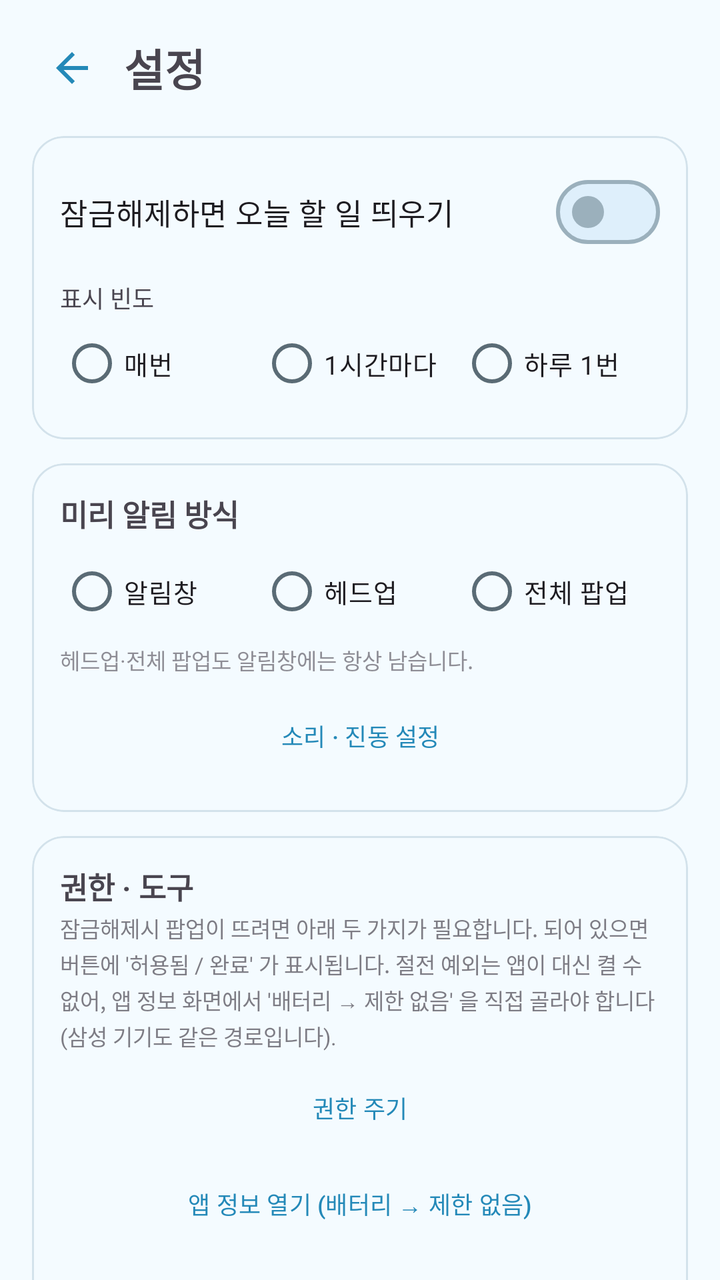
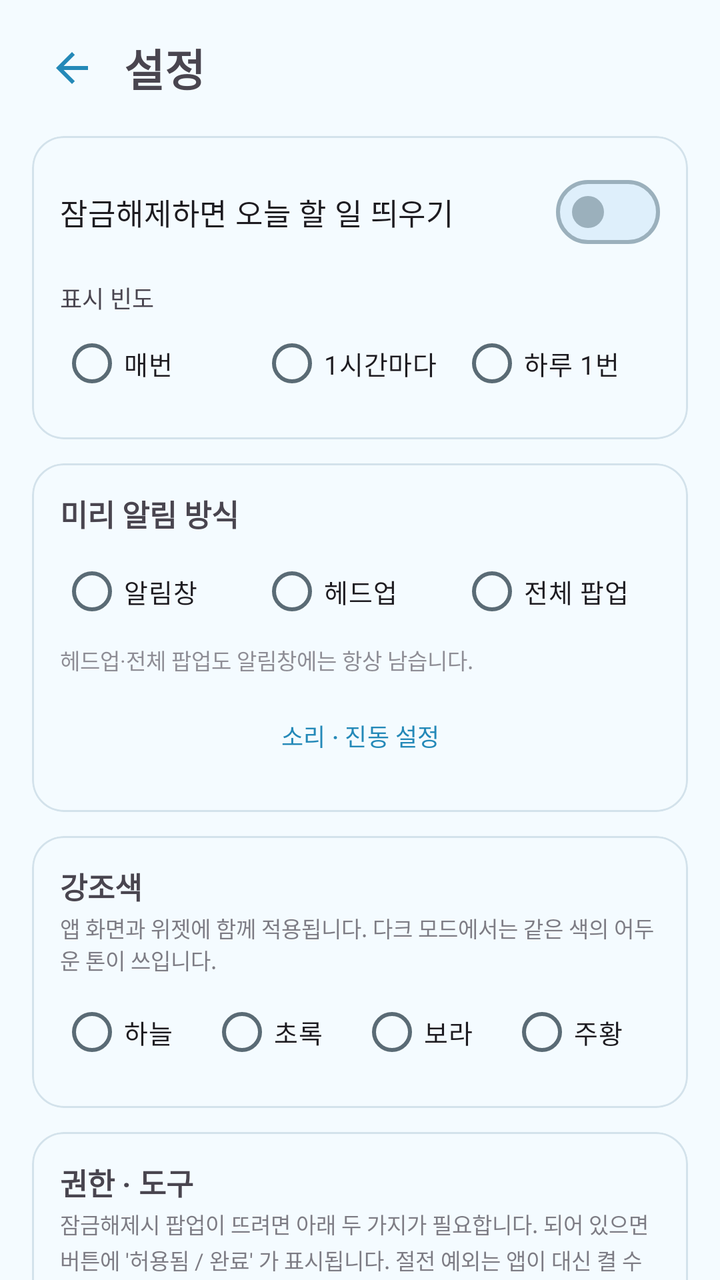

Compare the two renders of this Android layout. The source of the first and the diff that turns it into the second are given below.
<!-- AndroidManifest.xml: application theme Theme.TodoLock -->
<!-- res/layout/activity_settings.xml -->
<?xml version="1.0" encoding="utf-8"?>
<androidx.core.widget.NestedScrollView xmlns:android="http://schemas.android.com/apk/res/android"
    xmlns:app="http://schemas.android.com/apk/res-auto"
    android:layout_width="match_parent"
    android:layout_height="match_parent"
    android:fitsSystemWindows="true"
    android:fillViewport="true">

    <LinearLayout
        android:layout_width="match_parent"
        android:layout_height="wrap_content"
        android:orientation="vertical"
        android:paddingStart="16dp"
        android:paddingEnd="16dp"
        android:paddingTop="14dp"
        android:paddingBottom="24dp">

        <LinearLayout
            android:layout_width="match_parent"
            android:layout_height="wrap_content"
            android:orientation="horizontal"
            android:gravity="center_vertical">

            <ImageButton
                android:id="@+id/btnBack"
                android:layout_width="40dp"
                android:layout_height="40dp"
                android:padding="8dp"
                android:src="@drawable/ic_back"
                app:tint="?attr/colorPrimary"
                android:background="?attr/selectableItemBackgroundBorderless"
                android:contentDescription="뒤로" />

            <TextView
                android:layout_width="0dp"
                android:layout_height="wrap_content"
                android:layout_weight="1"
                android:layout_marginStart="6dp"
                android:text="설정"
                android:textSize="22sp"
                android:textStyle="bold" />
        </LinearLayout>

        
        <com.google.android.material.card.MaterialCardView
            android:layout_width="match_parent"
            android:layout_height="wrap_content"
            android:layout_marginTop="14dp"
            app:cardCornerRadius="16dp"
            app:cardElevation="0dp"
            app:strokeWidth="1dp">

            <LinearLayout
                android:layout_width="match_parent"
                android:layout_height="wrap_content"
                android:orientation="vertical"
                android:padding="14dp">

                <com.google.android.material.materialswitch.MaterialSwitch
                    android:id="@+id/swEnabled"
                    android:layout_width="match_parent"
                    android:layout_height="wrap_content"
                    android:text="잠금해제하면 오늘 할 일 띄우기"
                    android:textSize="15sp" />

                <TextView
                    android:layout_width="match_parent"
                    android:layout_height="wrap_content"
                    android:layout_marginTop="10dp"
                    android:text="표시 빈도"
                    android:textSize="12sp"
                    android:textColor="?android:attr/textColorSecondary" />

                <RadioGroup
                    android:id="@+id/rgMode"
                    android:layout_width="match_parent"
                    android:layout_height="wrap_content"
                    android:orientation="horizontal">

                    <RadioButton
                        android:id="@+id/rbAlways"
                        android:layout_width="0dp"
                        android:layout_height="wrap_content"
                        android:layout_weight="1"
                        android:textSize="13sp"
                        android:text="매번" />

                    <RadioButton
                        android:id="@+id/rbHourly"
                        android:layout_width="0dp"
                        android:layout_height="wrap_content"
                        android:layout_weight="1"
                        android:textSize="13sp"
                        android:text="1시간마다" />

                    <RadioButton
                        android:id="@+id/rbOnce"
                        android:layout_width="0dp"
                        android:layout_height="wrap_content"
                        android:layout_weight="1"
                        android:textSize="13sp"
                        android:text="하루 1번" />
                </RadioGroup>
            </LinearLayout>
        </com.google.android.material.card.MaterialCardView>

        
        <com.google.android.material.card.MaterialCardView
            android:layout_width="match_parent"
            android:layout_height="wrap_content"
            android:layout_marginTop="12dp"
            app:cardCornerRadius="16dp"
            app:cardElevation="0dp"
            app:strokeWidth="1dp">

            <LinearLayout
                android:layout_width="match_parent"
                android:layout_height="wrap_content"
                android:orientation="vertical"
                android:padding="14dp">

                <TextView
                    android:layout_width="match_parent"
                    android:layout_height="wrap_content"
                    android:text="미리 알림 방식"
                    android:textSize="15sp"
                    android:textStyle="bold" />

                <RadioGroup
                    android:id="@+id/rgRemind"
                    android:layout_width="match_parent"
                    android:layout_height="wrap_content"
                    android:orientation="horizontal"
                    android:layout_marginTop="4dp">

                    <RadioButton
                        android:id="@+id/rbShade"
                        android:layout_width="0dp"
                        android:layout_height="wrap_content"
                        android:layout_weight="1"
                        android:textSize="13sp"
                        android:text="알림창" />

                    <RadioButton
                        android:id="@+id/rbHeadsUp"
                        android:layout_width="0dp"
                        android:layout_height="wrap_content"
                        android:layout_weight="1"
                        android:textSize="13sp"
                        android:text="헤드업" />

                    <RadioButton
                        android:id="@+id/rbPopup"
                        android:layout_width="0dp"
                        android:layout_height="wrap_content"
                        android:layout_weight="1"
                        android:textSize="13sp"
                        android:text="전체 팝업" />
                </RadioGroup>

                <TextView
                    android:layout_width="match_parent"
                    android:layout_height="wrap_content"
                    android:layout_marginTop="2dp"
                    android:textSize="11sp"
                    android:alpha="0.6"
                    android:text="헤드업·전체 팝업도 알림창에는 항상 남습니다." />

                <com.google.android.material.button.MaterialButton
                    android:id="@+id/btnRemindSound"
                    style="@style/Widget.Material3.Button.TextButton"
                    android:layout_width="match_parent"
                    android:layout_height="wrap_content"
                    android:layout_marginTop="6dp"
                    android:textSize="12sp"
                    android:text="소리 · 진동 설정" />
            </LinearLayout>
        </com.google.android.material.card.MaterialCardView>

        
        <com.google.android.material.card.MaterialCardView
            android:layout_width="match_parent"
            android:layout_height="wrap_content"
            android:layout_marginTop="12dp"
            app:cardCornerRadius="16dp"
            app:cardElevation="0dp"
            app:strokeWidth="1dp">

            <LinearLayout
                android:layout_width="match_parent"
                android:layout_height="wrap_content"
                android:orientation="vertical"
                android:padding="14dp">

                <TextView
                    android:layout_width="match_parent"
                    android:layout_height="wrap_content"
                    android:text="권한 · 도구"
                    android:textSize="15sp"
                    android:textStyle="bold" />

                
                <TextView
                    android:layout_width="match_parent"
                    android:layout_height="wrap_content"
                    android:layout_marginTop="2dp"
                    android:textSize="11sp"
                    android:alpha="0.7"
                    android:lineSpacingExtra="2dp"
                    android:text="잠금해제시 팝업이 뜨려면 아래 두 가지가 필요합니다. 되어 있으면 버튼에 '허용됨 / 완료' 가 표시됩니다. 절전 예외는 앱이 대신 켤 수 없어, 앱 정보 화면에서 '배터리 → 제한 없음' 을 직접 골라야 합니다 (삼성 기기도 같은 경로입니다)." />

                <TextView
                    android:id="@+id/tvPermWarn"
                    android:layout_width="match_parent"
                    android:layout_height="wrap_content"
                    android:layout_marginTop="4dp"
                    android:textSize="12sp"
                    android:textColor="?attr/colorError"
                    android:text="⚠ '다른 앱 위에 표시' 권한이 없으면 팝업 대신 알림으로만 표시됩니다."
                    android:visibility="gone" />

                <com.google.android.material.button.MaterialButton
                    android:id="@+id/btnOverlay"
                    style="@style/Widget.Material3.Button.TextButton"
                    android:layout_width="match_parent"
                    android:layout_height="wrap_content"
                    android:layout_marginTop="4dp"
                    android:textSize="12sp"
                    android:text="권한 주기" />

                <TextView
                    android:id="@+id/tvBatteryWarn"
                    android:layout_width="match_parent"
                    android:layout_height="wrap_content"
                    android:layout_marginTop="4dp"
                    android:textSize="12sp"
                    android:textColor="?attr/colorError"
                    android:text="⚠ 절전 예외가 없으면 절전 기능이 감지 서비스를 종료해, 팝업이 안 뜨는 날이 생깁니다."
                    android:visibility="gone" />

                
                <com.google.android.material.button.MaterialButton
                    android:id="@+id/btnBattery"
                    style="@style/Widget.Material3.Button.TextButton"
                    android:layout_width="match_parent"
                    android:layout_height="wrap_content"
                    android:textSize="12sp"
                    android:text="앱 정보 열기 (배터리 → 제한 없음)" />

                <com.google.android.material.button.MaterialButton
                    android:id="@+id/btnHideOngoing"
                    style="@style/Widget.Material3.Button.TextButton"
                    android:layout_width="match_parent"
                    android:layout_height="wrap_content"
                    android:textSize="12sp"
                    android:text="상단 'TodoLock 실행 중' 알림 숨기기" />

                <com.google.android.material.button.MaterialButton
                    android:id="@+id/btnTest"
                    style="@style/Widget.Material3.Button.TextButton"
                    android:layout_width="match_parent"
                    android:layout_height="wrap_content"
                    android:textSize="12sp"
                    android:text="팝업 미리보기" />
            </LinearLayout>
        </com.google.android.material.card.MaterialCardView>
    </LinearLayout>
</androidx.core.widget.NestedScrollView>
<!-- resources referenced by this layout -->
<resources>
  <style name="Theme.TodoLock" parent="Theme.Material3.DayNight.NoActionBar">
          <item name="colorPrimary">@color/md_primary</item>
          <item name="colorOnPrimary">@color/md_on_primary</item>
          <item name="colorPrimaryContainer">@color/md_primary_container</item>
          <item name="colorOnPrimaryContainer">@color/md_on_primary_container</item>
  
          <item name="colorSecondary">@color/md_secondary</item>
          <item name="colorOnSecondary">@color/md_on_secondary</item>
          <item name="colorSecondaryContainer">@color/md_secondary_container</item>
          <item name="colorOnSecondaryContainer">@color/md_on_secondary_container</item>
  
          <item name="colorTertiary">@color/md_tertiary</item>
          <item name="colorOnTertiary">@color/md_on_tertiary</item>
          <item name="colorTertiaryContainer">@color/md_tertiary_container</item>
          <item name="colorOnTertiaryContainer">@color/md_on_tertiary_container</item>
  
          <item name="colorError">@color/md_error</item>
          <item name="colorOnError">@color/md_on_error</item>
          <item name="colorErrorContainer">@color/md_error_container</item>
          <item name="colorOnErrorContainer">@color/md_on_error_container</item>
  
          <item name="android:colorBackground">@color/md_background</item>
          <item name="colorOnBackground">@color/md_on_background</item>
          <item name="colorSurface">@color/md_surface</item>
          <item name="colorOnSurface">@color/md_on_surface</item>
          <item name="colorSurfaceVariant">@color/md_surface_variant</item>
          <item name="colorOnSurfaceVariant">@color/md_on_surface_variant</item>
          <item name="colorOutline">@color/md_outline</item>
          <item name="colorOutlineVariant">@color/md_outline_variant</item>
          <item name="colorSurfaceInverse">@color/md_inverse_surface</item>
          <item name="colorOnSurfaceInverse">@color/md_inverse_on_surface</item>
          <item name="colorPrimaryInverse">@color/md_inverse_primary</item>
  
          <item name="colorSurfaceDim">@color/md_surface_dim</item>
          <item name="colorSurfaceBright">@color/md_surface_bright</item>
          <item name="colorSurfaceContainerLowest">@color/md_surface_container_lowest</item>
          <item name="colorSurfaceContainerLow">@color/md_surface_container_low</item>
          <item name="colorSurfaceContainer">@color/md_surface_container</item>
          <item name="colorSurfaceContainerHigh">@color/md_surface_container_high</item>
          <item name="colorSurfaceContainerHighest">@color/md_surface_container_highest</item>
  
          
          <item name="android:statusBarColor">@color/sky_bright</item>
          <item name="android:windowLightStatusBar">true</item>
          <item name="android:navigationBarColor">@color/md_surface</item>
      </style>
  <color name="md_primary">#2489B8</color>
  <color name="md_on_primary">#FFFFFF</color>
  <color name="md_secondary">#4E616D</color>
  <color name="md_on_secondary">#FFFFFF</color>
  <color name="md_tertiary">#5F5B7D</color>
  <color name="md_on_tertiary">#FFFFFF</color>
  <color name="md_error">#BA1A1A</color>
  <color name="md_on_error">#FFFFFF</color>
  <color name="md_background">#F4FBFF</color>
  <color name="md_surface">#F4FBFF</color>
  <color name="md_on_surface">#2C3A42</color>
  <color name="md_outline">#9BB0BC</color>
  <color name="md_surface_dim">#DDEBF4</color>
  <color name="sky_bright">#4FBDE8</color>
  <!-- unchanged entries left out for length: 22 -->
</resources>

<!-- the commit's change to res/layout/activity_settings.xml (unified diff, before → after) -->
@@ -195,6 +195,83 @@
                 <TextView
                     android:layout_width="match_parent"
                     android:layout_height="wrap_content"
+                    android:text="강조색"
+                    android:textSize="15sp"
+                    android:textStyle="bold" />
+
+                <TextView
+                    android:layout_width="match_parent"
+                    android:layout_height="wrap_content"
+                    android:layout_marginTop="2dp"
+                    android:textSize="11sp"
+                    android:alpha="0.7"
+                    android:text="앱 화면과 위젯에 함께 적용됩니다. 다크 모드에서는 같은 색의 어두운 톤이 쓰입니다." />
+
+                
+                <RadioGroup
+                    android:id="@+id/rgPalette"
+                    android:layout_width="match_parent"
+                    android:layout_height="wrap_content"
+                    android:orientation="horizontal"
+                    android:layout_marginTop="4dp">
+
+                    <RadioButton
+                        android:id="@+id/rbSky"
+                        android:layout_width="0dp"
+                        android:layout_height="wrap_content"
+                        android:layout_weight="1"
+                        android:textSize="13sp"
+                        android:buttonTint="@color/sky_heading"
+                        android:text="하늘" />
+
+                    <RadioButton
+                        android:id="@+id/rbGreen"
+                        android:layout_width="0dp"
+                        android:layout_height="wrap_content"
+                        android:layout_weight="1"
+                        android:textSize="13sp"
+                        android:buttonTint="@color/green_heading"
+                        android:text="초록" />
+
+                    <RadioButton
+                        android:id="@+id/rbPurple"
+                        android:layout_width="0dp"
+                        android:layout_height="wrap_content"
+                        android:layout_weight="1"
+                        android:textSize="13sp"
+                        android:buttonTint="@color/purple_heading"
+                        android:text="보라" />
+
+                    <RadioButton
+                        android:id="@+id/rbOrange"
+                        android:layout_width="0dp"
+                        android:layout_height="wrap_content"
+                        android:layout_weight="1"
+                        android:textSize="13sp"
+                        android:buttonTint="@color/orange_heading"
+                        android:text="주황" />
+                </RadioGroup>
+            </LinearLayout>
+        </com.google.android.material.card.MaterialCardView>
+
+        
+        <com.google.android.material.card.MaterialCardView
+            android:layout_width="match_parent"
+            android:layout_height="wrap_content"
+            android:layout_marginTop="12dp"
+            app:cardCornerRadius="16dp"
+            app:cardElevation="0dp"
+            app:strokeWidth="1dp">
+
+            <LinearLayout
+                android:layout_width="match_parent"
+                android:layout_height="wrap_content"
+                android:orientation="vertical"
+                android:padding="14dp">
+
+                <TextView
+                    android:layout_width="match_parent"
+                    android:layout_height="wrap_content"
                     android:text="권한 · 도구"
                     android:textSize="15sp"
                     android:textStyle="bold" />
@@ -207,7 +284,7 @@
                     android:textSize="11sp"
                     android:alpha="0.7"
                     android:lineSpacingExtra="2dp"
-                    android:text="잠금해제시 팝업이 뜨려면 아래 두 가지가 필요합니다. 되어 있으면 버튼에 '허용됨 / 완료' 가 표시됩니다. 절전 예외는 앱이 대신 켤 수 없어, 앱 정보 화면에서 '배터리 → 제한 없음' 을 직접 골라야 합니다 (삼성 기기도 같은 경로입니다)." />
+                    android:text="잠금해제시 팝업이 뜨려면 아래 두 가지가 필요합니다. 되어 있으면 버튼에 '허용됨 / 완료' 가 표시됩니다. 절전 예외는 앱이 대신 켤 수 없어, 앱 정보 화면에서 '배터리 → 제한 없음' 을 직접 골라야 합니다." />
 
                 <TextView
                     android:id="@+id/tvPermWarn"
<!-- resource entries referenced after the edit -->
@@ -1,5 +1,9 @@
 <!-- resources referenced by this layout -->
 <resources>
+  <color name="green_heading">#2F8F52</color>
+  <color name="orange_heading">#C97A20</color>
+  <color name="purple_heading">#6B52B8</color>
+  <color name="sky_heading">#2E8FBF</color>
   <style name="Theme.TodoLock" parent="Theme.Material3.DayNight.NoActionBar">
           <item name="colorPrimary">@color/md_primary</item>
           <item name="colorOnPrimary">@color/md_on_primary</item>
@@ -42,7 +46,13 @@
           <item name="colorSurfaceContainerHighest">@color/md_surface_container_highest</item>
   
           
-          <item name="android:statusBarColor">@color/sky_bright</item>
+          <item name="accentFill">@color/sky_bright</item>
+          <item name="onAccentFill">@color/on_sky_bright</item>
+          <item name="accentStroke">@color/sky_stroke</item>
+          <item name="accentHeading">@color/sky_heading</item>
+  
+          
+          <item name="android:statusBarColor">?attr/accentFill</item>
           <item name="android:windowLightStatusBar">true</item>
           <item name="android:navigationBarColor">@color/md_surface</item>
       </style>
@@ -60,6 +70,8 @@
   <color name="md_outline">#9BB0BC</color>
   <color name="md_surface_dim">#DDEBF4</color>
   <color name="sky_bright">#4FBDE8</color>
+  <color name="on_sky_bright">#1B5D7A</color>
+  <color name="sky_stroke">#7FC9EC</color>
   <!-- unchanged entries left out for length: 22 -->
 </resources>
 
